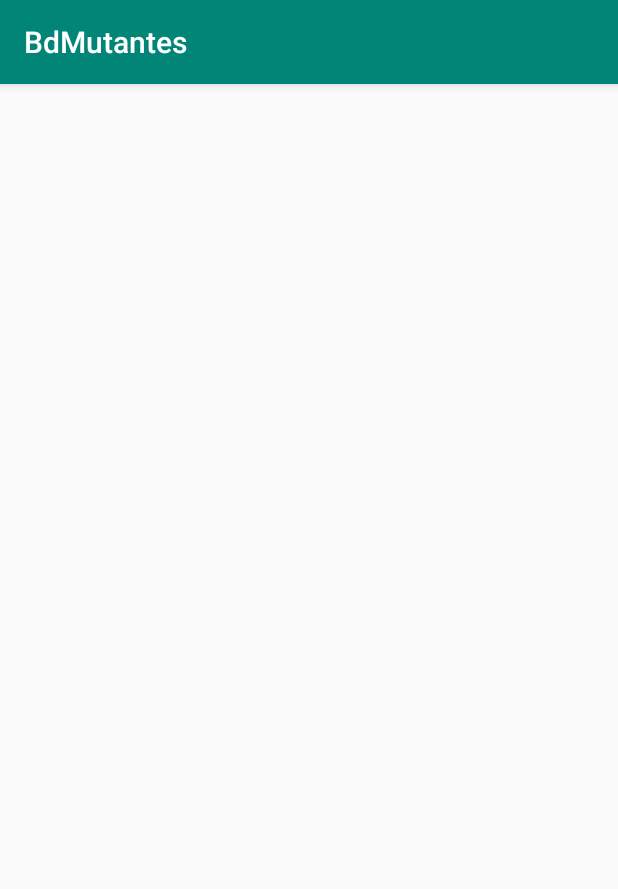
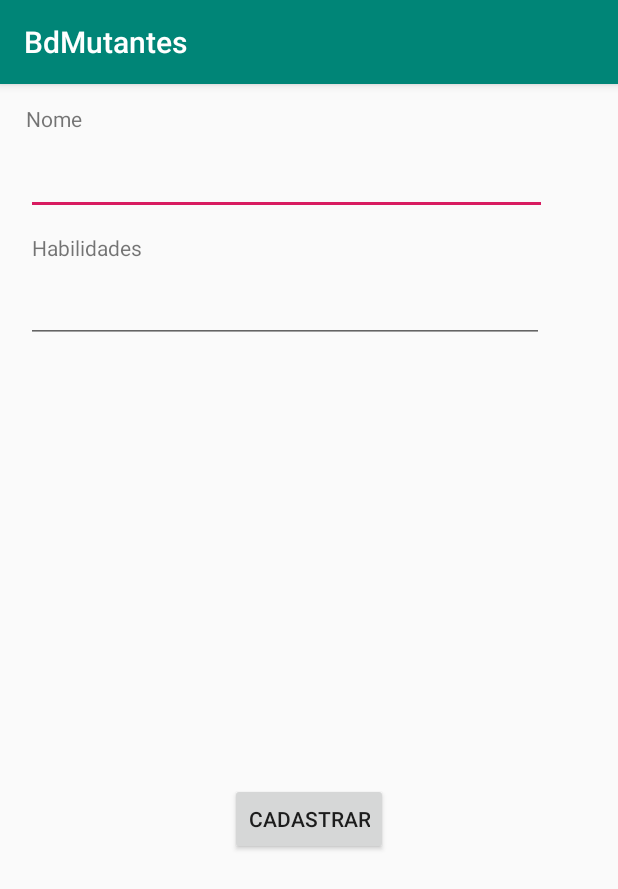
Before and after one commit to GeoWg/BdMutantes, an Android app: the CadastrarActivity screen opened directly, with no data from a screen before it, on a phone screen of 412 x 824 dp. Shown: the top 889 px of the screen. Run offline under Robolectric (Android 15) with nearby library versions, the phone set to English and light mode, and no system bars.

Commit message:
Início do insert com SQLite - CadastrarActivity; - Mutante; - MutanteOperations; - SimpleBDWrapper.

```diff
--- a/app/src/main/java/com/example/george/bdmutantes/CadastrarActivity.java
+++ b/app/src/main/java/com/example/george/bdmutantes/CadastrarActivity.java
@@ -2,8 +2,13 @@ package com.example.george.bdmutantes;
 
 import android.support.v7.app.AppCompatActivity;
 import android.os.Bundle;
+import android.widget.Button;
+import android.widget.EditText;
 
 public class CadastrarActivity extends AppCompatActivity {
+
+    EditText etNome, etHabilidades;
+    Button btnCadastrar;
 
     @Override
     protected void onCreate(Bundle savedInstanceState) {
--- a/app/src/main/res/layout/activity_cadastrar.xml
+++ b/app/src/main/res/layout/activity_cadastrar.xml
@@ -1,9 +1,58 @@
 <?xml version="1.0" encoding="utf-8"?>
-<android.support.constraint.ConstraintLayout xmlns:android="http://schemas.android.com/apk/res/android"
+<android.widget.RelativeLayout xmlns:android="http://schemas.android.com/apk/res/android"
     xmlns:app="http://schemas.android.com/apk/res-auto"
     xmlns:tools="http://schemas.android.com/tools"
     android:layout_width="match_parent"
     android:layout_height="match_parent"
     tools:context=".CadastrarActivity">
 
-</android.support.constraint.ConstraintLayout>
+
+    <TextView
+        android:id="@+id/textView"
+        android:layout_width="wrap_content"
+        android:layout_height="wrap_content"
+        android:layout_alignParentStart="true"
+        android:layout_alignParentTop="true"
+        android:layout_marginStart="17dp"
+        android:layout_marginTop="13dp"
+        android:text="Nome" />
+
+    <EditText
+        android:id="@+id/etNome"
+        android:layout_width="347dp"
+        android:layout_height="wrap_content"
+        android:layout_alignStart="@+id/textView"
+        android:layout_alignParentTop="true"
+        android:layout_marginTop="42dp"
+        android:ems="10"
+        android:inputType="textPersonName" />
+
+    <TextView
+        android:id="@+id/textView2"
+        android:layout_width="wrap_content"
+        android:layout_height="wrap_content"
+        android:layout_alignParentStart="true"
+        android:layout_alignParentTop="true"
+        android:layout_marginStart="21dp"
+        android:layout_marginTop="99dp"
+        android:text="Habilidades" />
+
+    <EditText
+        android:id="@+id/etHabilidades"
+        android:layout_width="345dp"
+        android:layout_height="wrap_content"
+        android:layout_alignStart="@+id/textView"
+        android:layout_alignParentTop="true"
+        android:layout_marginTop="127dp"
+        android:ems="10"
+        android:inputType="textPersonName" />
+
+    <Button
+        android:id="@+id/btnCadastrar"
+        android:layout_width="wrap_content"
+        android:layout_height="wrap_content"
+        android:layout_alignParentBottom="true"
+        android:layout_centerHorizontal="true"
+        android:layout_marginBottom="254dp"
+        android:text="Cadastrar" />
+</android.widget.RelativeLayout>
```
Also changed, not shown: app/src/main/java/com/example/george/bdmutantes/Mutante.java (added, +36 -0 lines), app/src/main/java/com/example/george/bdmutantes/MutanteOperations.java (added, +38 -0 lines), app/src/main/java/com/example/george/bdmutantes/SimpleBDWrapper.java (added, +34 -0 lines).
